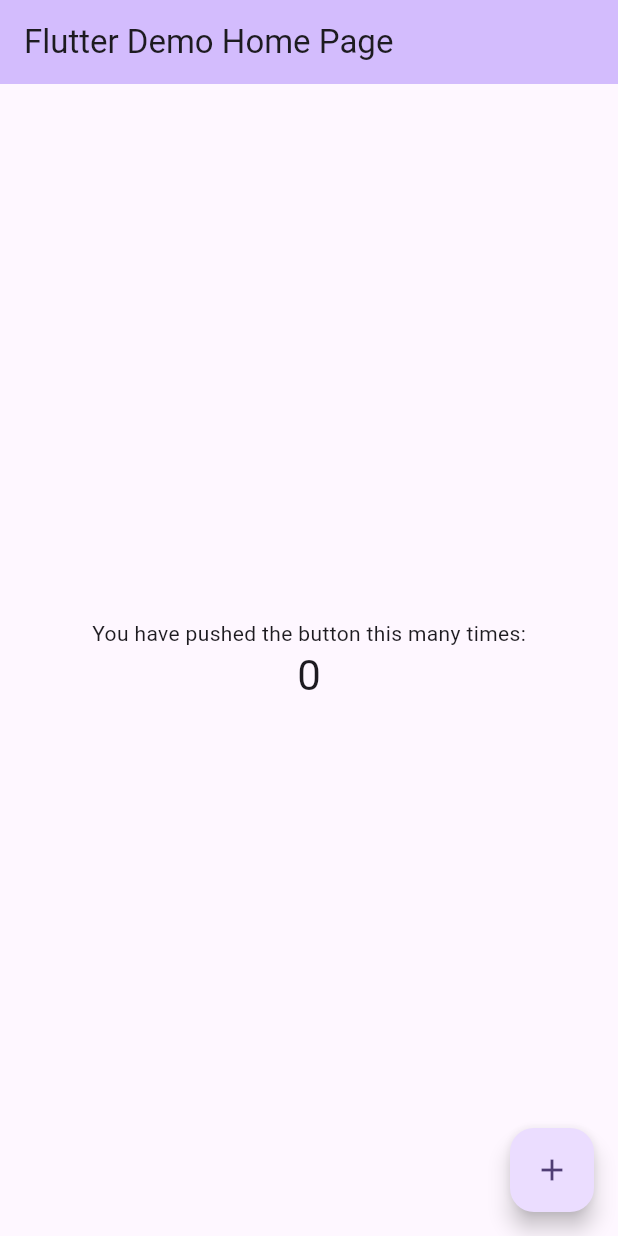
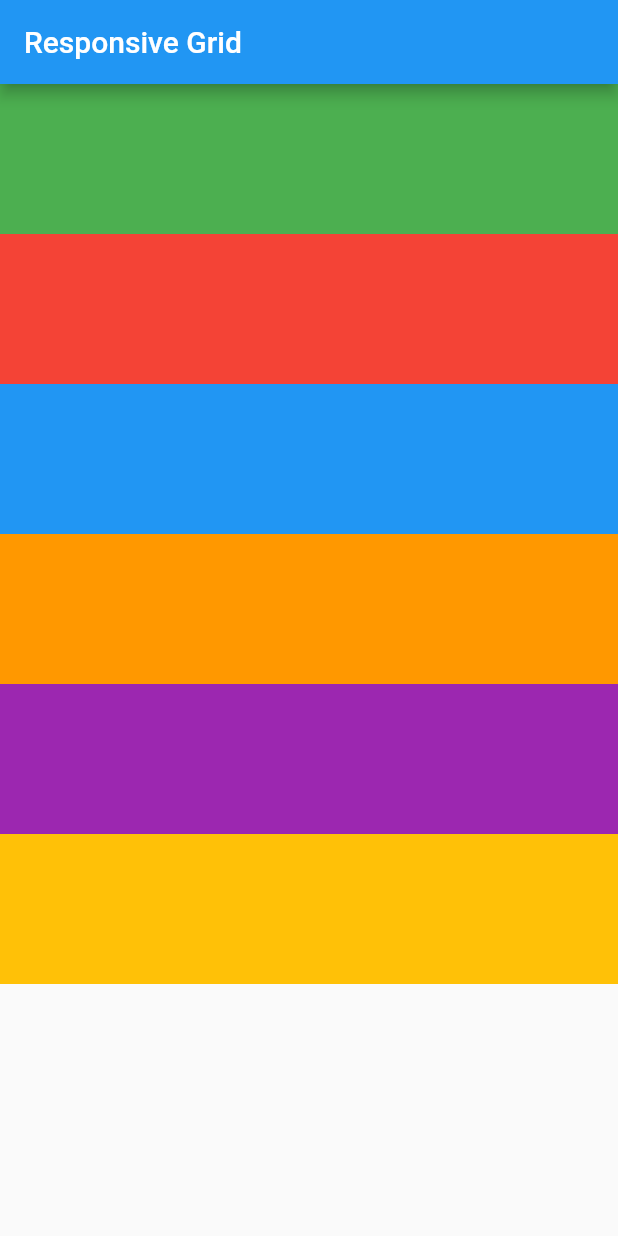
Before and after one commit to csearafat01/flutter_module_7, a Flutter app: the screen it shows after launch, on a phone screen of 412 x 824 dp. Run offline on Flutter 3.47's test engine with Material 2 defaults, Android fonts, the light colour scheme and no system bars; our stand-ins replace responsive_grid.

Commit message:
Responsive Grid Installation & Use

```diff
--- a/lib/main.dart
+++ b/lib/main.dart
@@ -1,125 +1,72 @@
+import 'package:flutter/cupertino.dart';
 import 'package:flutter/material.dart';
+import 'package:responsive_grid/responsive_grid.dart';
 
-void main() {
-  runApp(const MyApp());
+void main(){
+  runApp(MyApp());
 }
 
 class MyApp extends StatelessWidget {
   const MyApp({super.key});
 
-  // This widget is the root of your application.
   @override
   Widget build(BuildContext context) {
     return MaterialApp(
-      title: 'Flutter Demo',
-      theme: ThemeData(
-        // This is the theme of your application.
-        //
-        // TRY THIS: Try running your application with "flutter run". You'll see
-        // the application has a blue toolbar. Then, without quitting the app,
-        // try changing the seedColor in the colorScheme below to Colors.green
-        // and then invoke "hot reload" (save your changes or press the "hot
-        // reload" button in a Flutter-supported IDE, or press "r" if you used
-        // the command line to start the app).
-        //
-        // Notice that the counter didn't reset back to zero; the application
-        // state is not lost during the reload. To reset the state, use hot
-        // restart instead.
-        //
-        // This works for code too, not just values: Most code changes can be
-        // tested with just a hot reload.
-        colorScheme: ColorScheme.fromSeed(seedColor: Colors.deepPurple),
-        useMaterial3: true,
-      ),
-      home: const MyHomePage(title: 'Flutter Demo Home Page'),
+      title: 'Responsive Grid',
+      home: HomeScreen(),
     );
   }
 }
-
-class MyHomePage extends StatefulWidget {
-  const MyHomePage({super.key, required this.title});
-
-  // This widget is the home page of your application. It is stateful, meaning
-  // that it has a State object (defined below) that contains fields that affect
-  // how it looks.
-
-  // This class is the configuration for the state. It holds the values (in this
-  // case the title) provided by the parent (in this case the App widget) and
-  // used by the build method of the State. Fields in a Widget subclass are
-  // always marked "final".
-
-  final String title;
-
-  @override
-  State<MyHomePage> createState() => _MyHomePageState();
-}
-
-class _MyHomePageState extends State<MyHomePage> {
-  int _counter = 0;
-
-  void _incrementCounter() {
-    setState(() {
-      // This call to setState tells the Flutter framework that something has
-      // changed in this State, which causes it to rerun the build method below
-      // so that the display can reflect the updated values. If we changed
-      // _counter without calling setState(), then the build method would not be
-      // called again, and so nothing would appear to happen.
-      _counter++;
-    });
-  }
+class HomeScreen extends StatelessWidget {
+  const HomeScreen({super.key});
 
   @override
   Widget build(BuildContext context) {
-    // This method is rerun every time setState is called, for instance as done
-    // by the _incrementCounter method above.
-    //
-    // The Flutter framework has been optimized to make rerunning build methods
-    // fast, so that you can just rebuild anything that needs updating rather
-    // than having to individually change instances of widgets.
     return Scaffold(
       appBar: AppBar(
-        // TRY THIS: Try changing the color here to a specific color (to
-        // Colors.amber, perhaps?) and trigger a hot reload to see the AppBar
-        // change color while the other colors stay the same.
-        backgroundColor: Theme.of(context).colorScheme.inversePrimary,
-        // Here we take the value from the MyHomePage object that was created by
-        // the App.build method, and use it to set our appbar title.
-        title: Text(widget.title),
+        title: Text('Responsive Grid'),
       ),
-      body: Center(
-        // Center is a layout widget. It takes a single child and positions it
-        // in the middle of the parent.
-        child: Column(
-          // Column is also a layout widget. It takes a list of children and
-          // arranges them vertically. By default, it sizes itself to fit its
-          // children horizontally, and tries to be as tall as its parent.
-          //
-          // Column has various properties to control how it sizes itself and
-          // how it positions its children. Here we use mainAxisAlignment to
-          // center the children vertically; the main axis here is the vertical
-          // axis because Columns are vertical (the cross axis would be
-          // horizontal).
-          //
-          // TRY THIS: Invoke "debug painting" (choose the "Toggle Debug Paint"
-          // action in the IDE, or press "p" in the console), to see the
-          // wireframe for each widget.
-          mainAxisAlignment: MainAxisAlignment.center,
-          children: <Widget>[
-            const Text(
-              'You have pushed the button this many times:',
-            ),
-            Text(
-              '$_counter',
-              style: Theme.of(context).textTheme.headlineMedium,
-            ),
-          ],
-        ),
+      body: ResponsiveGridRow(
+        children: [
+          ResponsiveGridCol(
+            xl: 2, lg: 3, md: 4, sm: 6, xs: 12,
+              child: Container(
+            height: 100,
+            color: Colors.green,
+          )),
+          ResponsiveGridCol(
+            xl: 2, lg: 3, md: 4, sm: 6, xs: 12,
+              child: Container(
+            height: 100,
+            color: Colors.red,
+          )),
+          ResponsiveGridCol(
+            xl: 2, lg: 3, md: 4, sm: 6, xs: 12,
+              child: Container(
+            height: 100,
+            color: Colors.blue,
+          )),
+          ResponsiveGridCol(
+            xl: 2, lg: 3, md: 4, sm: 6, xs: 12,
+              child: Container(
+            height: 100,
+            color: Colors.orange,
+          )),
+          ResponsiveGridCol(
+            xl: 2, lg: 3, md: 4, sm: 6, xs: 12,
+              child: Container(
+            height: 100,
+            color: Colors.purple,
+          )),
+          ResponsiveGridCol(
+            xl: 2, lg: 3, md: 4, sm: 6, xs: 12,
+              child: Container(
+            height: 100,
+            color: Colors.amber,
+          )),
+        ],
+
       ),
-      floatingActionButton: FloatingActionButton(
-        onPressed: _incrementCounter,
-        tooltip: 'Increment',
-        child: const Icon(Icons.add),
-      ), // This trailing comma makes auto-formatting nicer for build methods.
     );
   }
 }
--- a/pubspec.yaml
+++ b/pubspec.yaml
@@ -35,6 +35,7 @@ dependencies:
   # The following adds the Cupertino Icons font to your application.
   # Use with the CupertinoIcons class for iOS style icons.
   cupertino_icons: ^1.0.2
+  responsive_grid: ^2.4.4
 
 dev_dependencies:
   flutter_test:
```
Also changed, not shown: pubspec.lock.
